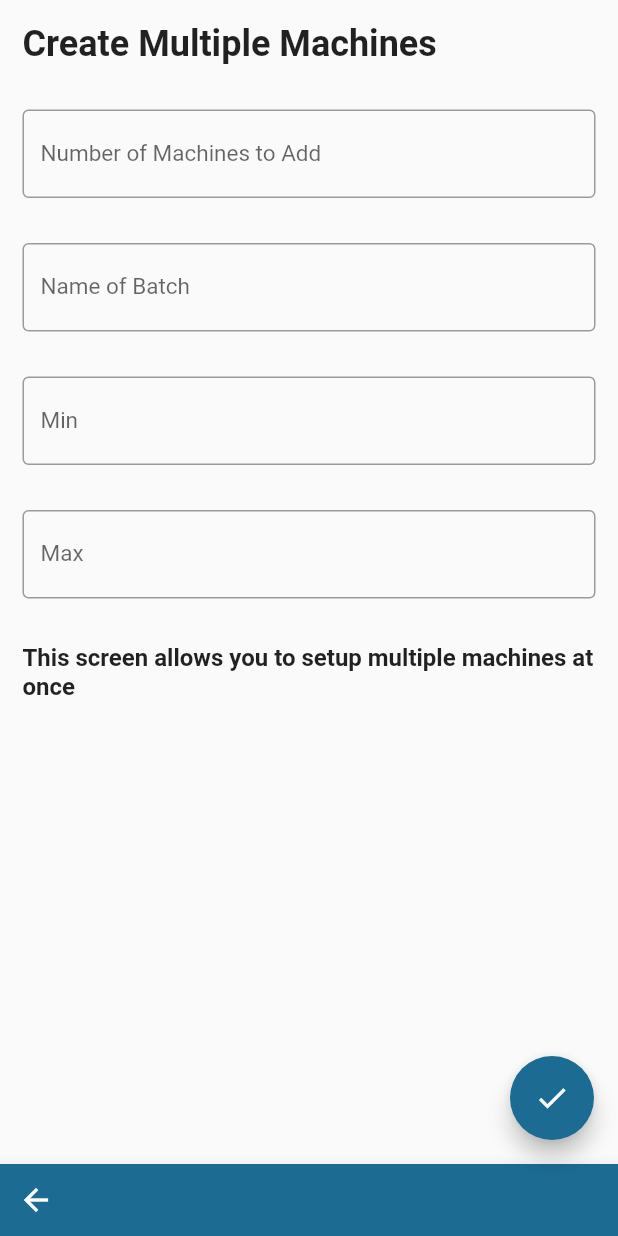
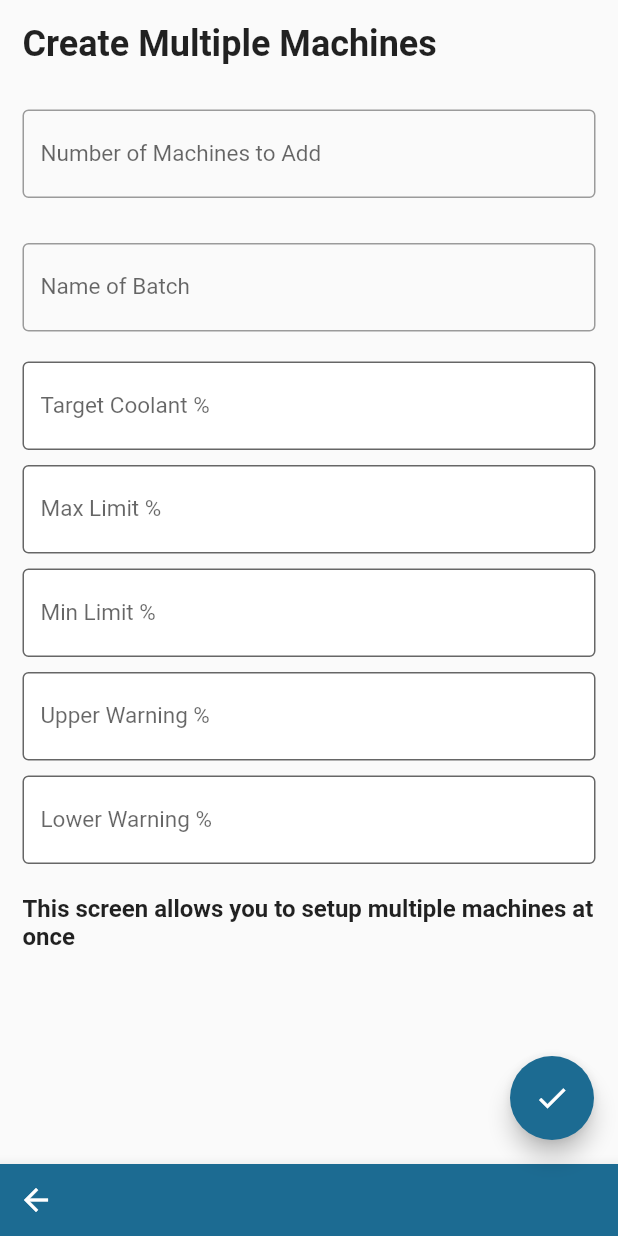
Before and after one commit to KickedDroid/mig_ios2, a Flutter app: the BatchAddPage screen opened directly, on a phone screen of 412 x 824 dp. Run offline on Flutter 3.47's test engine with Material 2 defaults, Android fonts, the phone set to English and light mode, and no system bars; our stand-ins replace charts_flutter, cloud_firestore, dio, expandable, firebase_auth, flutter_slidable and 11 more; missing offline and left inert: barcode_scan, esys_flutter_share, flutter_webview_plugin; accounts and stored records are empty; Roboto replaces fonts that are missing (SFUIDisplay).

Commit message:
Update batch.dart

```diff
--- a/lib/batch.dart
+++ b/lib/batch.dart
@@ -6,11 +6,16 @@ import 'package:flutter/material.dart';
 import 'package:flutter/rendering.dart';
 import 'package:hive/hive.dart';
 import 'package:cloud_firestore/cloud_firestore.dart';
+import 'package:image_gallery_saver/image_gallery_saver.dart';
+import 'package:permission_handler/permission_handler.dart';
 import 'main.dart';
 import 'package:path_provider/path_provider.dart';
 import 'package:qr_flutter/qr_flutter.dart';
 import 'package:toast/toast.dart';
 import 'package:screenshot/screenshot.dart';
+import 'package:pdf/pdf.dart';
+import 'package:pdf/widgets.dart' as pw;
+import 'package:dio/dio.dart';
 
 class BatchAddPage extends StatefulWidget {
   @override
@@ -23,12 +28,21 @@ class _BatchAddPageState extends State<BatchAddPage> {
   String cmin;
   String cmax;
 
+  String ctarget;
+
+  String cuwarning;
+
+  String clwarning;
+
   getTextInputData() {
     setState(() {
       numOf = int.parse(controller.text);
       batchName = controller2.text;
       cmin = controllerCmin.text;
       cmax = controllerCmax.text;
+      ctarget = controllerCtarget.text;
+      cuwarning = controllerCuwarning.text;
+      clwarning = controllerClwarning.text;
     });
   }
 
@@ -60,6 +74,9 @@ class _BatchAddPageState extends State<BatchAddPage> {
   final TextEditingController controller2 = TextEditingController();
   final TextEditingController controllerCmin = TextEditingController();
   final TextEditingController controllerCmax = TextEditingController();
+  final TextEditingController controllerCtarget = TextEditingController();
+  final TextEditingController controllerCuwarning = TextEditingController();
+  final TextEditingController controllerClwarning = TextEditingController();
 
   @override
   Widget build(BuildContext context) {
@@ -116,24 +133,86 @@ class _BatchAddPageState extends State<BatchAddPage> {
                 labelStyle: TextStyle(fontSize: 15),
               ),
             ).padding(),
-            TextFormField(
-              controller: controllerCmin,
-              style: TextStyle(color: Colors.black, fontFamily: 'SFUIDisplay'),
+            Padding(
+              padding: const EdgeInsets.fromLTRB(15, 5, 15, 5),
+              child: TextFormField(
+                controller: controllerCtarget,
+                keyboardType: TextInputType.number,
+                style:
+                    TextStyle(color: Colors.black, fontFamily: 'SFUIDisplay'),
                 decoration: InputDecoration(
+                  filled: true,
+                  fillColor: Colors.white,
                   border: OutlineInputBorder(),
-                labelText: 'Min',
+                  labelText: 'Target Coolant %',
                   labelStyle: TextStyle(fontSize: 15),
                 ),
-            ).padding(),
-            TextFormField(
+              ),
+            ),
+            Padding(
+              padding: const EdgeInsets.fromLTRB(15, 5, 15, 5),
+              child: TextFormField(
                 controller: controllerCmax,
-              style: TextStyle(color: Colors.black, fontFamily: 'SFUIDisplay'),
+                keyboardType: TextInputType.number,
+                style:
+                    TextStyle(color: Colors.black, fontFamily: 'SFUIDisplay'),
                 decoration: InputDecoration(
+                  filled: true,
+                  fillColor: Colors.white,
                   border: OutlineInputBorder(),
-                labelText: 'Max',
+                  labelText: 'Max Limit %',
                   labelStyle: TextStyle(fontSize: 15),
                 ),
-            ).padding(),
+              ),
+            ),
+            Padding(
+              padding: const EdgeInsets.fromLTRB(15, 5, 15, 5),
+              child: TextFormField(
+                controller: controllerCmin,
+                keyboardType: TextInputType.number,
+                style:
+                    TextStyle(color: Colors.black, fontFamily: 'SFUIDisplay'),
+                decoration: InputDecoration(
+                  filled: true,
+                  fillColor: Colors.white,
+                  border: OutlineInputBorder(),
+                  labelText: 'Min Limit %',
+                  labelStyle: TextStyle(fontSize: 15),
+                ),
+              ),
+            ),
+            Padding(
+              padding: const EdgeInsets.fromLTRB(15, 5, 15, 5),
+              child: TextFormField(
+                controller: controllerCuwarning,
+                keyboardType: TextInputType.number,
+                style:
+                    TextStyle(color: Colors.black, fontFamily: 'SFUIDisplay'),
+                decoration: InputDecoration(
+                  filled: true,
+                  fillColor: Colors.white,
+                  border: OutlineInputBorder(),
+                  labelText: 'Upper Warning %',
+                  labelStyle: TextStyle(fontSize: 15),
+                ),
+              ),
+            ),
+            Padding(
+              padding: const EdgeInsets.fromLTRB(15, 5, 15, 5),
+              child: TextFormField(
+                controller: controllerClwarning,
+                keyboardType: TextInputType.number,
+                style:
+                    TextStyle(color: Colors.black, fontFamily: 'SFUIDisplay'),
+                decoration: InputDecoration(
+                  filled: true,
+                  fillColor: Colors.white,
+                  border: OutlineInputBorder(),
+                  labelText: 'Lower Warning %',
+                  labelStyle: TextStyle(fontSize: 15),
+                ),
+              ),
+            ),
             Text(
               'This screen allows you to setup multiple machines at once',
               style: TextStyle(fontSize: 16.0, fontWeight: FontWeight.bold),
@@ -200,6 +279,66 @@ class _BatchQrCodesState extends State<BatchQrCodes> {
     }
   }
 
+  Future<void> createPdf() async {
+    final pdf = pw.Document();
+
+    final data = await Firestore.instance
+        .collection(box.get('companyId'))
+        .getDocuments();
+    pdf.addPage(
+      pw.Page(
+        pageFormat: PdfPageFormat.a4,
+        build: (pw.Context context) {
+          return pw.Center(
+            child: pw.ListView.builder(
+              itemCount: data.documents.length,
+              itemBuilder: (context, index) {
+                DocumentSnapshot machines = data.documents[index];
+                return pw.Column(children: [
+                  pw.Text(machines['name']),
+                  pw.BarcodeWidget(
+                    barcode: pw.Barcode.qrCode(),
+                    data: machines.documentID,
+                  )
+                ]);
+              },
+            ),
+          );
+        },
+      ),
+    );
+    final tempDir = await getTemporaryDirectory();
+    final file = await new File('${tempDir.path}/batch.pdf').create();
+    await file.writeAsBytes(pdf.save());
+    await Share.file(_dataString, 'batch.pdf', pdf.save(), 'batch/pdf');
+  }
+
+  getPermission() async {
+    await Permission.photos.request();
+    var status = await Permission.photos.status;
+    print(status);
+  }
+
+  final pdf = pw.Document();
+
+  getQrCodes() async {
+    var docs = await Firestore.instance
+        .collection(box.get('companyId'))
+        .getDocuments();
+    docs.documents.forEach((document) async {
+      var response = await Dio().get(
+          "https://api.qrserver.com/v1/create-qr-code/?size=400x400&data=${document.documentID}",
+          options: Options(responseType: ResponseType.bytes));
+      final result = await ImageGallerySaver.saveImage(
+          Uint8List.fromList(response.data),
+          quality: 100,
+          name: "${document.data['name']}");
+      print(result);
+    });
+
+    Toast.show('Check Your Photos', context);
+  }
+
   var box = Hive.box('myBox');
   @override
   Widget build(BuildContext context) {
@@ -208,8 +347,8 @@ class _BatchQrCodesState extends State<BatchQrCodes> {
       child: Scaffold(
         floatingActionButton: FloatingActionButton(
             child: Icon(Icons.share),
-            onPressed: () {
-              _captureAndSharePng();
+            onPressed: () async {
+              await getQrCodes();
             }),
         body: SafeArea(
           child: SingleChildScrollView(
```
Lines whose indentation alone changed are shown as unchanged.
